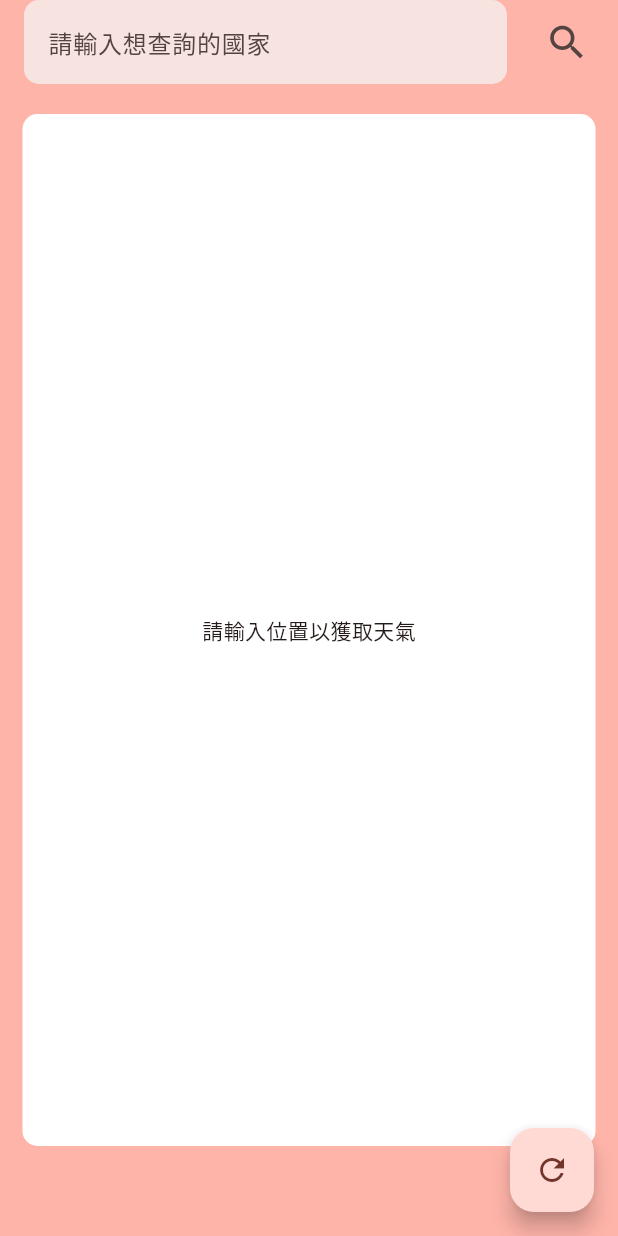
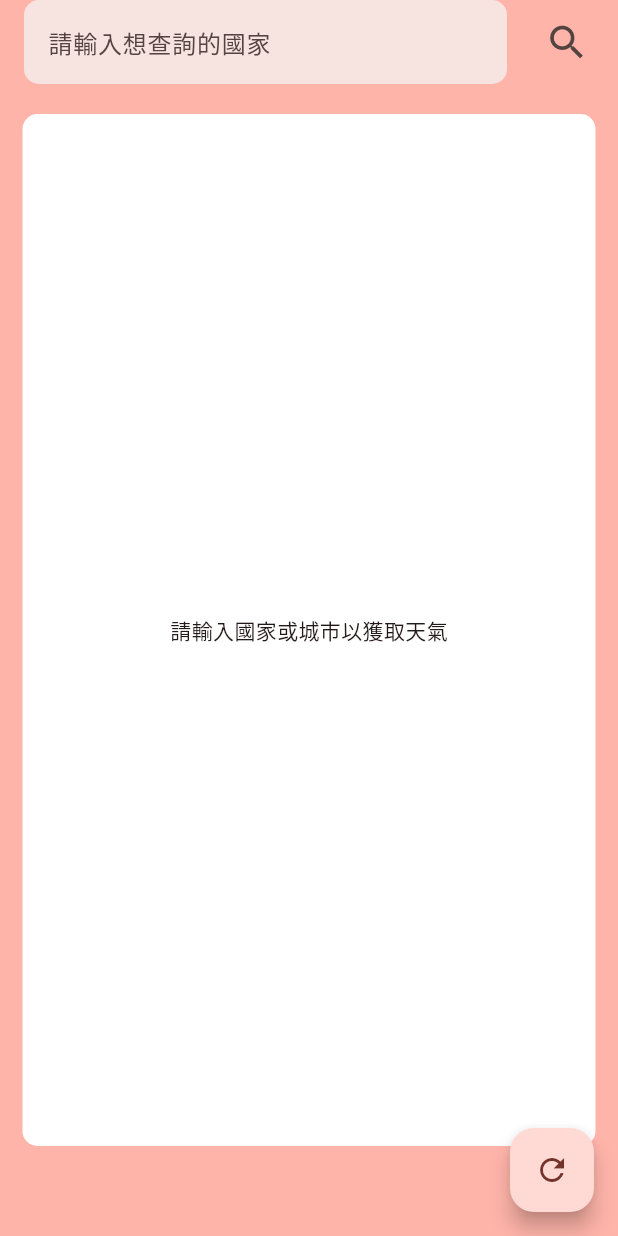
Before and after one commit to Nacho6666/weather_forecast, a Flutter app: the screen it shows after launch, on a phone screen of 412 x 824 dp. Run offline on Flutter 3.47's test engine with Material 3 defaults, Android fonts, the phone set to English and light mode, and no system bars; our stand-ins replace dio, flutter_riverpod.

Commit message:
天氣資訊讀取錯誤處理

```diff
--- a/lib/home.dart
+++ b/lib/home.dart
@@ -2,6 +2,7 @@ import 'dart:async';
 
 import 'package:flutter/material.dart';
 import 'package:flutter_riverpod/flutter_riverpod.dart';
+import 'package:weather_forecast/model/weather_data.dart';
 import 'http/place_service.dart';
 import 'http/weather_service.dart';
 
@@ -42,7 +43,9 @@ class _MyHomePageState extends ConsumerState<MyHomePage> {
   void _searchWeather() {
     print("Initiating search for $_searchQuery");
     if (_searchQuery != null && _searchQuery!.isNotEmpty) {
-      ref.read(weatherProvider(_searchQuery!).notifier).fetchWeather(_searchQuery!);
+      ref
+          .read(weatherProvider(_searchQuery!).notifier)
+          .fetchWeather(_searchQuery!);
     } else {
       print("No search query provided");
     }
@@ -140,20 +143,32 @@ class _MyHomePageState extends ConsumerState<MyHomePage> {
                     final weatherState =
                         ref.watch(weatherProvider(_searchQuery ?? ""));
 
+                    //讀取狀態
                     if (weatherState.isLoading) {
                       return Center(child: CircularProgressIndicator());
                     }
 
-                    if (weatherState.error != null) {
-                      return Center(
-                          child: Text('Error: ${weatherState.error}'));
+                    //錯誤狀態
+                    else if (weatherState.error != null) {
+                      if (weatherState.error == "客戶端錯誤 - 請求包含錯誤的語法或無法被滿足") {
+                        return Padding(
+                          padding: const EdgeInsets.all(8.0),
+                          child: Center(
+                              child: Text(
+                                  '錯誤: ${searchController.text} 搜尋無結果, 請試著輸入國家或城市再試一次')),
+                        );
+                      } else {
+                        return Padding(
+                          padding: const EdgeInsets.all(8.0),
+                          child: Center(
+                              child: Text('錯誤: ${weatherState.error}, 請再試一次')),
+                        );
+                      }
+                    } else if (weatherState.weatherData != null) {
+                      return weatherView(weatherState.weatherData);
                     }
-                    if (weatherState.weatherData != null) {
-                      return Text(
-                          'Temperature: ${weatherState.weatherData!.current?.tempC}°C');
-                    }
-
-                    return Center(child: Text('請輸入位置以獲取天氣'));
+                    //初始狀態
+                    return Center(child: Text('請輸入國家或城市以獲取天氣'));
                   },
                 ),
               ),
@@ -168,4 +183,12 @@ class _MyHomePageState extends ConsumerState<MyHomePage> {
       ),
     );
   }
+
+  Widget weatherView(WeatherData? weather) {
+    if (weather == null) {
+      return Text("非常抱歉，找不到資料，請再試一次。");
+ㄙ    } else {
+      return Text('Temperature: ${weather.current?.tempC}°C');
+    }
+  }
 }
--- a/lib/http/weather_service.dart
+++ b/lib/http/weather_service.dart
@@ -86,7 +86,12 @@ class WeatherNotifier extends StateNotifier<WeatherState> {
       final weatherData = WeatherData.fromJson(response.data);
       state = WeatherState.success(weatherData);
     } catch (e) {
-      state = WeatherState.error(e.toString());
+      //錯誤處理
+      if (e is DioError && e.response?.statusCode == 400) {
+        state = WeatherState.error("客戶端錯誤 - 請求包含錯誤的語法或無法被滿足");
+      } else {
+        state = WeatherState.error(e.toString());
+      }
     }
   }
 }
--- a/lib/model/weather_data.dart
+++ b/lib/model/weather_data.dart
@@ -140,11 +140,6 @@ class Condition {
 
   Condition({this.text, this.icon, this.code});
 
-  // factory Condition.fromJson(Map<String, dynamic> json) => Condition(
-  //   text: json['text'],
-  //   icon: json['icon'],
-  //   code: json['code'],
-  // );
   factory Condition.fromJson(Map<String, dynamic> json) {
     try {
       return Condition(
```
Also changed, not shown: 1 other file.
